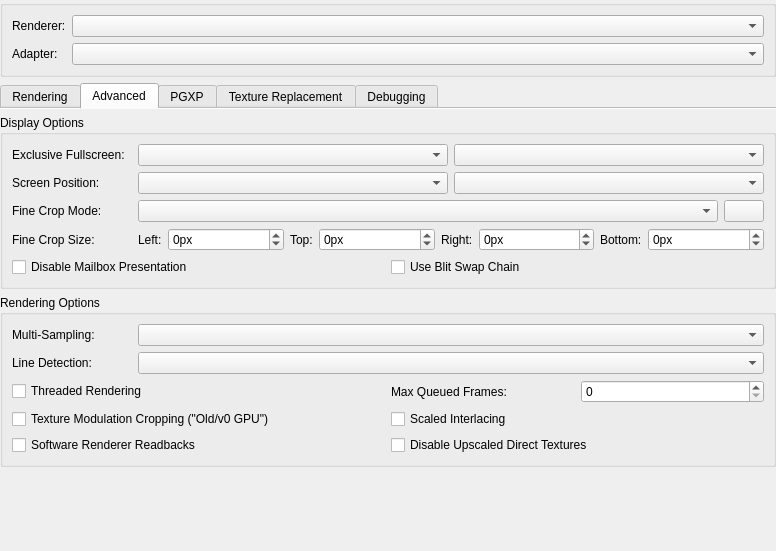
The window that src/duckstation-qt/graphicssettingswidget.ui (stenzek/duckstation) describes before a commit, drawn with Qt 5.
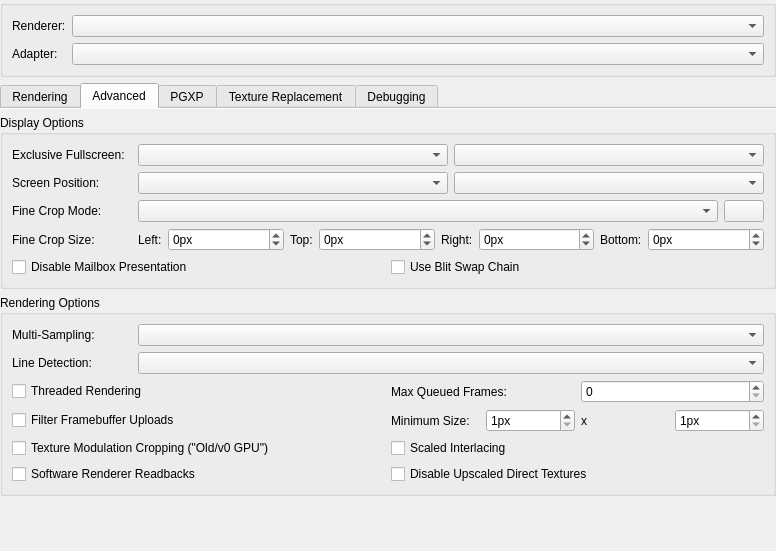
The same window after the commit. The open tabs and pages were chosen to show the change. Icons and pictures are not drawn.

Commit message:
GPU/HW: Add 'Filter Framebuffer Uploads' advanced option
Enables background filtering in Resident Evil, Dino Crisis, etc.

Guarded by a threshold because otherwise palette/texture data could
get corrupted.

Patch:
```diff
--- a/src/duckstation-qt/graphicssettingswidget.ui
+++ b/src/duckstation-qt/graphicssettingswidget.ui
@@ -587,27 +587,78 @@
              </layout>
             </item>
             <item row="1" column="0">
+             <widget class="QCheckBox" name="filterFramebufferUploads">
+              <property name="text">
+               <string>Filter Framebuffer Uploads</string>
+              </property>
+             </widget>
+            </item>
+            <item row="1" column="1">
+             <layout class="QHBoxLayout" name="filterFramebufferUploadsMinimumSizeLayout">
+              <item>
+               <widget class="QLabel" name="filterFramebufferUploadsMinimumSizeLabel">
+                <property name="text">
+                 <string>Minimum Size:</string>
+                </property>
+               </widget>
+              </item>
+              <item>
+               <widget class="QSpinBox" name="filterFramebufferUploadsMinimumWidth">
+                <property name="suffix">
+                 <string>px</string>
+                </property>
+                <property name="minimum">
+                 <number>1</number>
+                </property>
+                <property name="maximum">
+                 <number>1024</number>
+                </property>
+               </widget>
+              </item>
+              <item>
+               <widget class="QLabel" name="filterFramebufferUploadsMinimumSizeSeparatorLabel">
+                <property name="text">
+                 <string>x</string>
+                </property>
+               </widget>
+              </item>
+              <item>
+               <widget class="QSpinBox" name="filterFramebufferUploadsMinimumHeight">
+                <property name="suffix">
+                 <string>px</string>
+                </property>
+                <property name="minimum">
+                 <number>1</number>
+                </property>
+                <property name="maximum">
+                 <number>512</number>
+                </property>
+               </widget>
+              </item>
+             </layout>
+            </item>
+            <item row="2" column="0">
              <widget class="QCheckBox" name="modulationCrop">
               <property name="text">
                <string>Texture Modulation Cropping (&quot;Old/v0 GPU&quot;)</string>
               </property>
              </widget>
             </item>
-            <item row="1" column="1">
+            <item row="2" column="1">
              <widget class="QCheckBox" name="scaledInterlacing">
               <property name="text">
                <string>Scaled Interlacing</string>
               </property>
              </widget>
             </item>
-            <item row="2" column="0">
+            <item row="3" column="0">
              <widget class="QCheckBox" name="useSoftwareRendererForReadbacks">
               <property name="text">
                <string>Software Renderer Readbacks</string>
               </property>
              </widget>
             </item>
-            <item row="2" column="1">
+            <item row="3" column="1">
              <widget class="QCheckBox" name="disableUpscaledDirectTextures">
               <property name="text">
                <string>Disable Upscaled Direct Textures</string>
```
The commit also changes 13 other files.
